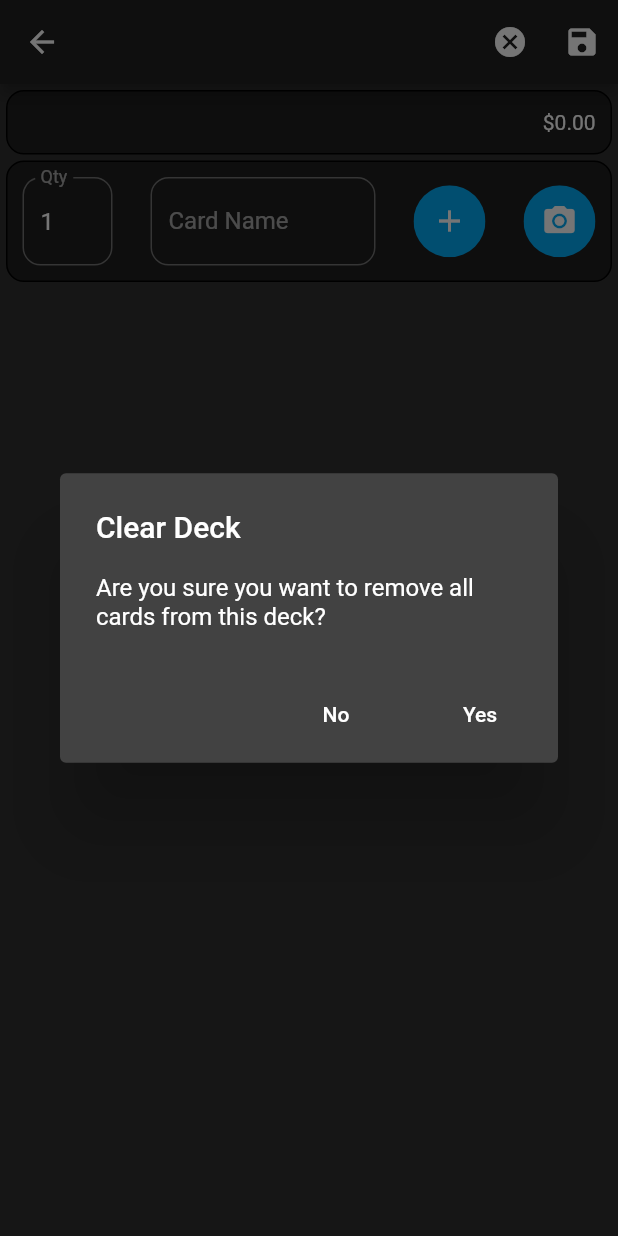
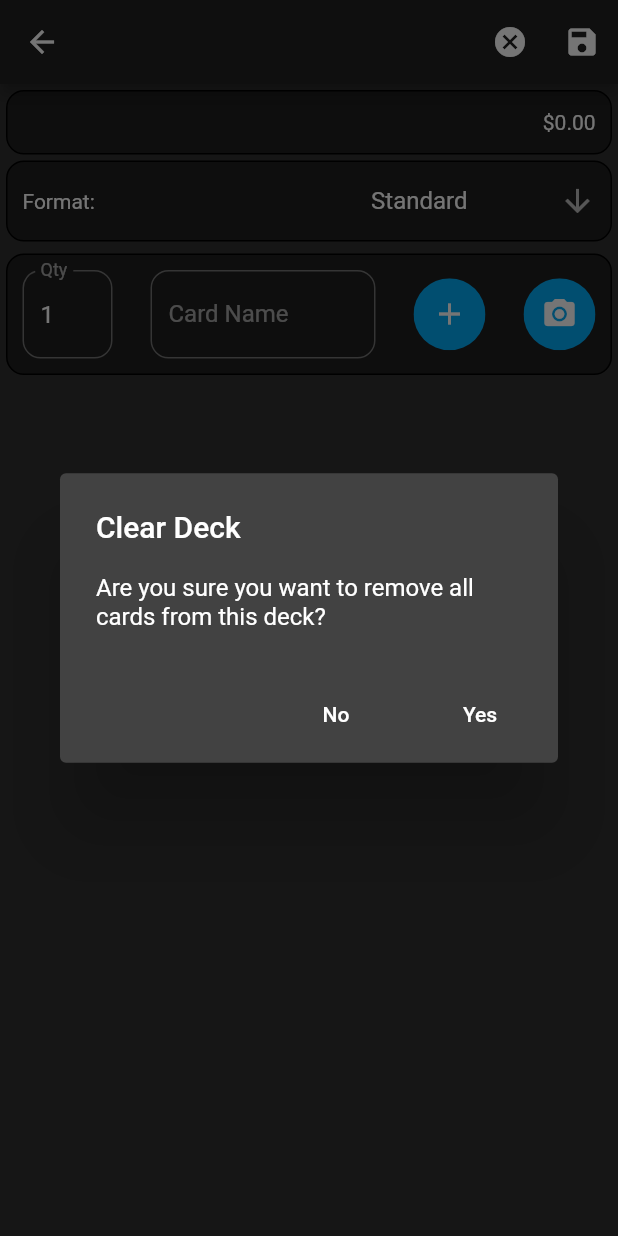
Before and after one commit to cpwilsonChico/TCGenius, a Flutter app: the DeckBuilder screen opened directly with empty values, after a tap on the "cancel" icon, on a phone screen of 412 x 824 dp. Run offline on Flutter 3.47's test engine with Material 2 defaults, Android fonts, the phone set to English and light mode, and no system bars; our stand-ins replace camera, cloud_firestore, firebase_auth, google_sign_in; missing offline and left inert: firebase_ml_vision; accounts and stored records are empty.

Commit message:
Add format info for decks

```diff
--- a/lib/cards.dart
+++ b/lib/cards.dart
@@ -27,7 +27,6 @@ class MTGCard {
   }
 
   MTGCard.fromMap(var info) {
-    print(info);
     try {
       _name = info["name"];
       _textBox = info["oracle_text"];
@@ -177,10 +176,10 @@ class Deck {
   Map<String, int> _nameToIndex;
 
 
-  Deck(this.deckName, this._cards, {this.deckSizeLimit, this.format}) {
+  Deck(this.deckName, this._cards, {this.deckSizeLimit, this.format="Standard"}) {
     _nameToIndex = new Map<String, int>();
   }
-  Deck.empty({this.deckSizeLimit, this.format}) {
+  Deck.empty({this.deckSizeLimit, this.format="Standard"}) {
     _cards = new List<MTGCard>();
     _nameToIndex = new Map<String, int>();
   }
@@ -228,6 +227,18 @@ class Deck {
 
   List<MTGCard> get list {
     return _cards;
+  }
+
+  void setFormat(String str) {
+    format = str;
+  }
+
+  String getFormat() {
+    return format;
+  }
+
+  static List<String> getAllFormats() {
+    return <String>["Standard", "Pioneer", "Modern", "EDH/Commander"];
   }
 
   int getDeckSize() {
@@ -282,8 +293,6 @@ class Deck {
   double getTotalPrice() {
     double sum = 0;
     for (MTGCard card in _cards) {
-      print("price: ${card.getPrice()}");
-      print("qty: ${card.getQty()}");
       sum += card.getPrice() * card.getQty();
     }
     return sum;
--- a/lib/deckPage.dart
+++ b/lib/deckPage.dart
@@ -104,9 +104,10 @@ class DeckTile extends StatelessWidget {
             builder: (context) => DeckBuilder(deck: Deck.copy(deck), isNew: false, refreshParent: refresh)
           ));
         },
+        leading: Text("${deck.getDeckSize()}"),
         title: Text(deck.deckName),
-        subtitle: Text("${deck.getDeckSize()}"),
-        trailing: Text("\$${deck.getTotalPrice().toStringAsFixed(2)}")
+        subtitle: Text(deck.getFormat()),
+        trailing: Text("\$${deck.getTotalPrice().toStringAsFixed(2)}"),
       ),
     );
   }
--- a/lib/deckview.dart
+++ b/lib/deckview.dart
@@ -60,6 +60,7 @@ class DeckBuilderState extends State<DeckBuilder> {
               shrinkWrap: true,
               children: <Widget>[
                 DeckInfoWidget(setDeckName, isNew, deckName: deck.deckName, deckPrice: "\$" + deck.getTotalPrice().toStringAsFixed(2)),
+                FormatSelector(setFormat, deck),
                 CardInput(setNewQty, setName, addCard, scanCard),
                 DeckView(deck, deleteCard, triggerState),
               ]
@@ -96,7 +97,6 @@ class DeckBuilderState extends State<DeckBuilder> {
         }
     );
   }
-
 
   void saveDeck(BuildContext context) async {
     if (deck.deckName == null ? true : deck.deckName.length < 1) {
@@ -169,6 +169,13 @@ class DeckBuilderState extends State<DeckBuilder> {
         );
       }
     );
+  }
+
+  // callback, passed to FormatSelector
+  void setFormat(String str) {
+    deck.setFormat(str);
+    dirty = true;
+    setState((){});
   }
 
   // callback, passed to CardInput
@@ -291,6 +298,49 @@ class SaveIcon extends StatelessWidget {
     );
   }
 }
+
+class FormatSelector extends StatelessWidget {
+  final Function setFormat;
+  final Deck deck;
+  FormatSelector(this.setFormat, this.deck);
+
+  @override
+  Widget build(BuildContext context) {
+    return Container(
+      margin: EdgeInsets.all(4.0),
+      padding: EdgeInsets.fromLTRB(10.0, 2.0, 10.0, 2.0),
+      width: MediaQuery.of(context).size.width,
+      decoration: BoxDecoration(
+        border: Border.all(width: 1),
+        borderRadius: BorderRadius.circular(12.0),
+        color: Color.fromARGB(255, 30, 30, 30),
+      ),
+      child: Row(
+        mainAxisSize: MainAxisSize.min,
+        mainAxisAlignment: MainAxisAlignment.spaceBetween,
+        children: <Widget>[
+          Text("Format:"),
+          DropdownButton<String>(
+            value: deck.getFormat(),
+            elevation: 16,
+            underline: SizedBox(height: 0),
+            icon: Icon(Icons.arrow_downward),
+            items: Deck.getAllFormats().map<DropdownMenuItem<String>>((String value) {
+              return DropdownMenuItem<String>(
+                value: value,
+                child: Text(value),
+              );
+            }).toList(),
+            onChanged: (String val) {
+              setFormat(val);
+            },
+          ),
+        ]
+      ),
+    );
+  }
+}
+
 
 // shows the deck, split into categories
 class DeckView extends StatelessWidget {
```
Also changed, not shown: lib/cardSearch.dart (+4 -8 lines).
